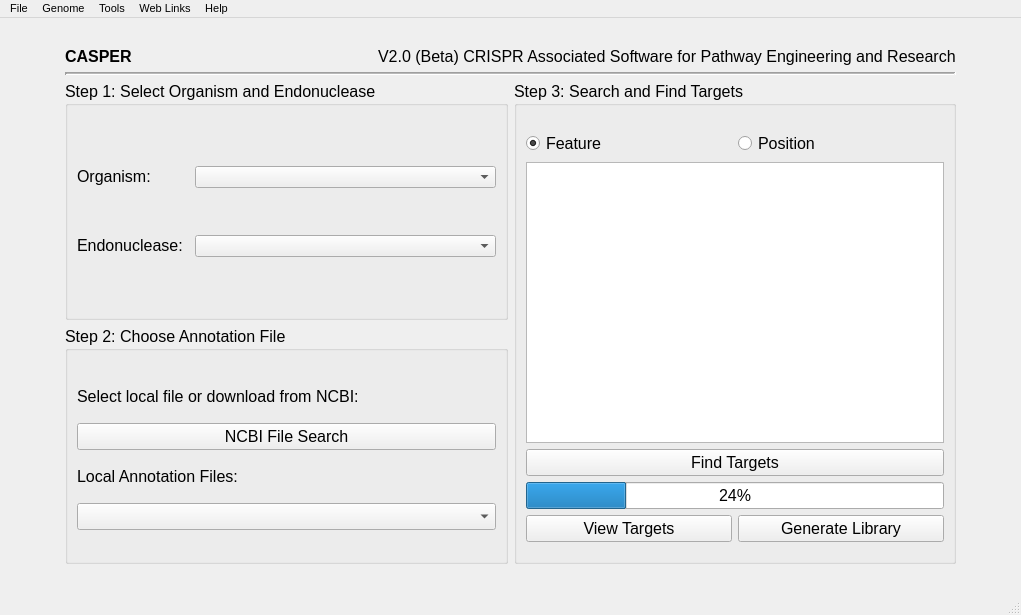
Before: the Qt Designer form CASPER_main.ui in TrinhLab/CASPERapp, drawn with Qt 5.
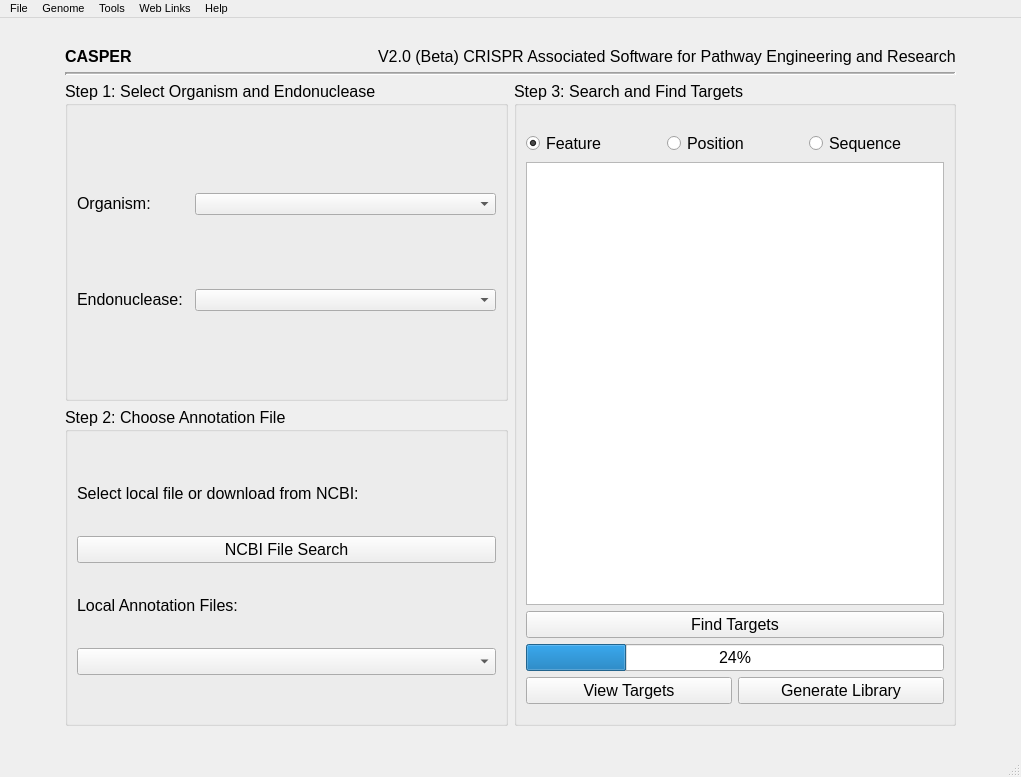
After: the same form once the commit is applied.

Commit message: Added Sequence search feature and Validators to New Genome/Endonuclease

The edit to the form file:
```diff
--- a/CASPER_main.ui
+++ b/CASPER_main.ui
@@ -10,7 +10,7 @@
     <x>0</x>
     <y>0</y>
     <width>1021</width>
-    <height>615</height>
+    <height>777</height>
    </rect>
   </property>
   <property name="font">
@@ -659,23 +659,45 @@
          <property name="topMargin">
           <number>15</number>
          </property>
-         <item row="0" column="0" colspan="2">
-          <spacer name="verticalSpacer_3">
-           <property name="orientation">
-            <enum>Qt::Vertical</enum>
+         <item row="1" column="2">
+          <widget class="QRadioButton" name="radioButton_Sequence">
+           <property name="text">
+            <string>Sequence</string>
            </property>
-           <property name="sizeType">
-            <enum>QSizePolicy::Fixed</enum>
+          </widget>
+         </item>
+         <item row="2" column="0" colspan="3">
+          <widget class="QPlainTextEdit" name="geneEntryField">
+           <property name="sizePolicy">
+            <sizepolicy hsizetype="Preferred" vsizetype="Expanding">
+             <horstretch>0</horstretch>
+             <verstretch>0</verstretch>
+            </sizepolicy>
            </property>
-           <property name="sizeHint" stdset="0">
+           <property name="minimumSize">
             <size>
-             <width>10</width>
-             <height>10</height>
+             <width>250</width>
+             <height>0</height>
             </size>
            </property>
-          </spacer>
+           <property name="maximumSize">
+            <size>
+             <width>16777215</width>
+             <height>16777215</height>
+            </size>
+           </property>
+           <property name="font">
+            <font>
+             <family>Arial</family>
+             <pointsize>12</pointsize>
+             <weight>50</weight>
+             <italic>false</italic>
+             <bold>false</bold>
+            </font>
+           </property>
+          </widget>
          </item>
-         <item row="5" column="0" colspan="2">
+         <item row="5" column="0" colspan="3">
           <widget class="QProgressBar" name="progressBar">
            <property name="sizePolicy">
             <sizepolicy hsizetype="Preferred" vsizetype="Fixed">
@@ -694,6 +716,50 @@
            </property>
           </widget>
          </item>
+         <item row="3" column="0" colspan="3">
+          <widget class="QPushButton" name="pushButton_FindTargets">
+           <property name="enabled">
+            <bool>true</bool>
+           </property>
+           <property name="sizePolicy">
+            <sizepolicy hsizetype="Preferred" vsizetype="Fixed">
+             <horstretch>0</horstretch>
+             <verstretch>0</verstretch>
+            </sizepolicy>
+           </property>
+           <property name="minimumSize">
+            <size>
+             <width>0</width>
+             <height>0</height>
+            </size>
+           </property>
+           <property name="maximumSize">
+            <size>
+             <width>16777215</width>
+             <height>16777215</height>
+            </size>
+           </property>
+           <property name="text">
+            <string>Find Targets</string>
+           </property>
+          </widget>
+         </item>
+         <item row="0" column="0" colspan="2">
+          <spacer name="verticalSpacer_3">
+           <property name="orientation">
+            <enum>Qt::Vertical</enum>
+           </property>
+           <property name="sizeType">
+            <enum>QSizePolicy::Fixed</enum>
+           </property>
+           <property name="sizeHint" stdset="0">
+            <size>
+             <width>10</width>
+             <height>10</height>
+            </size>
+           </property>
+          </spacer>
+         </item>
          <item row="1" column="0">
           <widget class="QRadioButton" name="radioButton_Gene">
            <property name="sizePolicy">
@@ -719,109 +785,6 @@
            </property>
           </widget>
          </item>
-         <item row="3" column="0" colspan="2">
-          <widget class="QPushButton" name="pushButton_FindTargets">
-           <property name="enabled">
-            <bool>true</bool>
-           </property>
-           <property name="sizePolicy">
-            <sizepolicy hsizetype="Preferred" vsizetype="Fixed">
-             <horstretch>0</horstretch>
-             <verstretch>0</verstretch>
-            </sizepolicy>
-           </property>
-           <property name="minimumSize">
-            <size>
-             <width>0</width>
-             <height>0</height>
-            </size>
-           </property>
-           <property name="maximumSize">
-            <size>
-             <width>16777215</width>
-             <height>16777215</height>
-            </size>
-           </property>
-           <property name="text">
-            <string>Find Targets</string>
-           </property>
-          </widget>
-         </item>
-         <item row="2" column="0" colspan="2">
-          <widget class="QPlainTextEdit" name="geneEntryField">
-           <property name="sizePolicy">
-            <sizepolicy hsizetype="Preferred" vsizetype="Expanding">
-             <horstretch>0</horstretch>
-             <verstretch>0</verstretch>
-            </sizepolicy>
-           </property>
-           <property name="minimumSize">
-            <size>
-             <width>250</width>
-             <height>0</height>
-            </size>
-           </property>
-           <property name="maximumSize">
-            <size>
-             <width>16777215</width>
-             <height>16777215</height>
-            </size>
-           </property>
-           <property name="font">
-            <font>
-             <family>Arial</family>
-             <pointsize>12</pointsize>
-             <weight>50</weight>
-             <italic>false</italic>
-             <bold>false</bold>
-            </font>
-           </property>
-          </widget>
-         </item>
-         <item row="6" column="0">
-          <widget class="QPushButton" name="pushButton_ViewTargets">
-           <property name="sizePolicy">
-            <sizepolicy hsizetype="Preferred" vsizetype="Fixed">
-             <horstretch>0</horstretch>
-             <verstretch>0</verstretch>
-            </sizepolicy>
-           </property>
-           <property name="minimumSize">
-            <size>
-             <width>0</width>
-             <height>0</height>
-            </size>
-           </property>
-           <property name="text">
-            <string>View Targets</string>
-           </property>
-          </widget>
-         </item>
-         <item row="6" column="1">
-          <widget class="QPushButton" name="GenerateLibrary">
-           <property name="sizePolicy">
-            <sizepolicy hsizetype="Preferred" vsizetype="Fixed">
-             <horstretch>0</horstretch>
-             <verstretch>0</verstretch>
-            </sizepolicy>
-           </property>
-           <property name="minimumSize">
-            <size>
-             <width>0</width>
-             <height>0</height>
-            </size>
-           </property>
-           <property name="maximumSize">
-            <size>
-             <width>16777215</width>
-             <height>16777215</height>
-            </size>
-           </property>
-           <property name="text">
-            <string>Generate Library</string>
-           </property>
-          </widget>
-         </item>
          <item row="1" column="1">
           <widget class="QRadioButton" name="radioButton_Position">
            <property name="sizePolicy">
@@ -850,7 +813,7 @@
            </property>
           </widget>
          </item>
-         <item row="7" column="0" colspan="2">
+         <item row="8" column="0" colspan="2">
           <spacer name="verticalSpacer_4">
            <property name="orientation">
             <enum>Qt::Vertical</enum>
@@ -866,6 +829,54 @@
            </property>
           </spacer>
          </item>
+         <item row="6" column="0" colspan="3">
+          <layout class="QHBoxLayout" name="horizontalLayout">
+           <item>
+            <widget class="QPushButton" name="pushButton_ViewTargets">
+             <property name="sizePolicy">
+              <sizepolicy hsizetype="Preferred" vsizetype="Fixed">
+               <horstretch>0</horstretch>
+               <verstretch>0</verstretch>
+              </sizepolicy>
+             </property>
+             <property name="minimumSize">
+              <size>
+               <width>0</width>
+               <height>0</height>
+              </size>
+             </property>
+             <property name="text">
+              <string>View Targets</string>
+             </property>
+            </widget>
+           </item>
+           <item>
+            <widget class="QPushButton" name="GenerateLibrary">
+             <property name="sizePolicy">
+              <sizepolicy hsizetype="Preferred" vsizetype="Fixed">
+               <horstretch>0</horstretch>
+               <verstretch>0</verstretch>
+              </sizepolicy>
+             </property>
+             <property name="minimumSize">
+              <size>
+               <width>0</width>
+               <height>0</height>
+              </size>
+             </property>
+             <property name="maximumSize">
+              <size>
+               <width>16777215</width>
+               <height>16777215</height>
+              </size>
+             </property>
+             <property name="text">
+              <string>Generate Library</string>
+             </property>
+            </widget>
+           </item>
+          </layout>
+         </item>
         </layout>
        </widget>
       </item>
```
Left out of the diff: 102 changed lines with no effect on the pictures. The commit also changes 9 other files.
